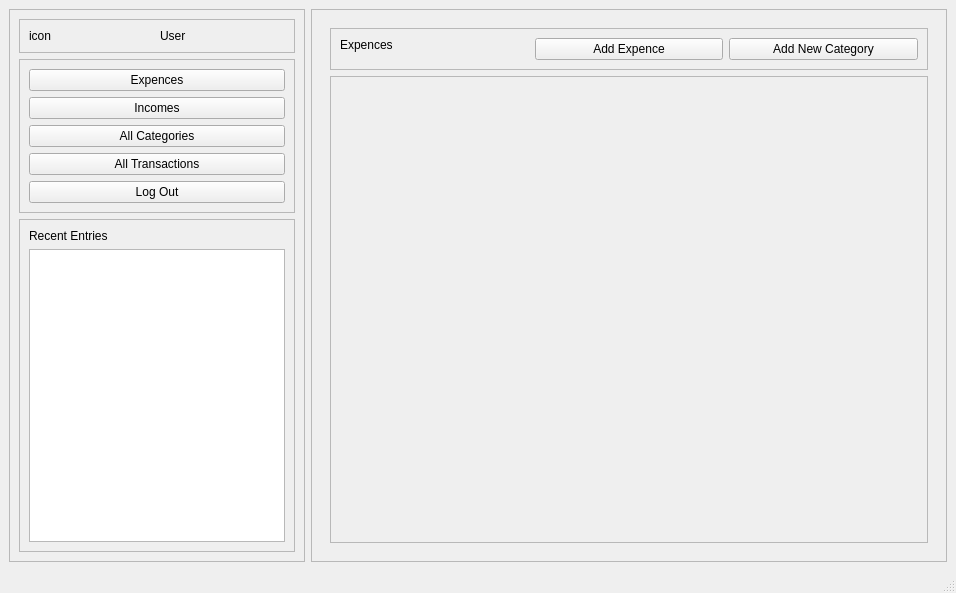
Before: the Qt Designer form ui/DashboardWindow.ui in imshahastam/budget_tracker_pyqt5, drawn with Qt 5.
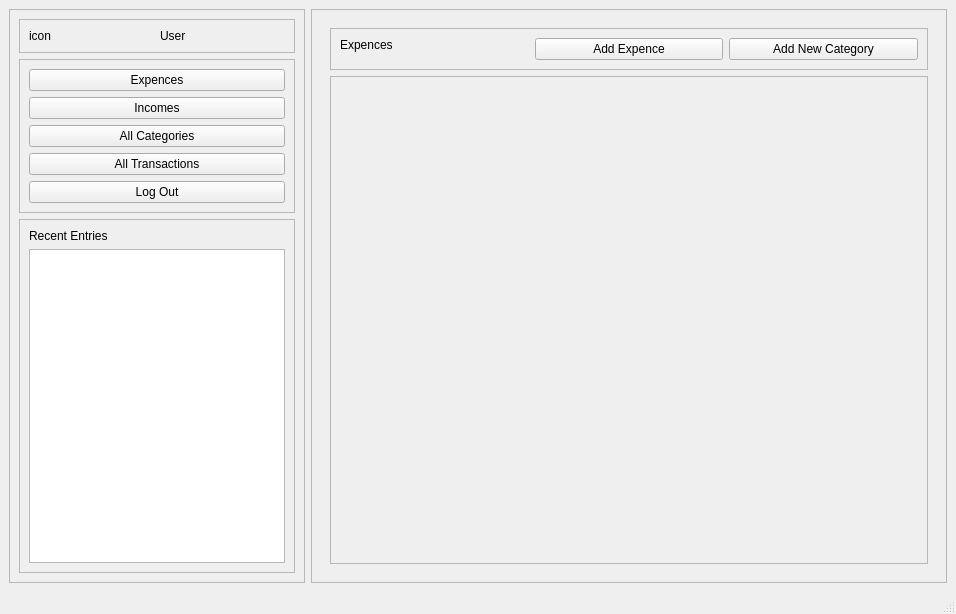
After: the same form once the commit is applied.

Diff of the .ui file:
```diff
--- a/ui/DashboardWindow.ui
+++ b/ui/DashboardWindow.ui
@@ -7,7 +7,7 @@
     <x>0</x>
     <y>0</y>
     <width>956</width>
-    <height>593</height>
+    <height>614</height>
    </rect>
   </property>
   <property name="windowTitle">
```
